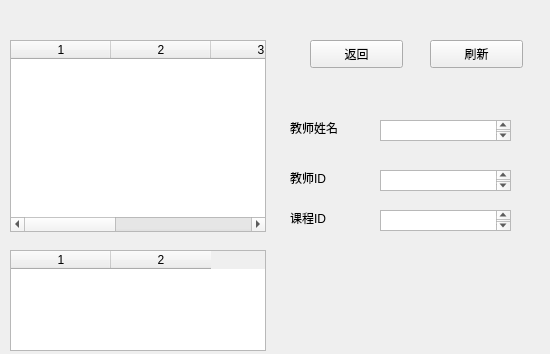
Before: the Qt Designer form tea.ui in Mattie0000001/C-HomeworkManager, drawn with Qt 5.
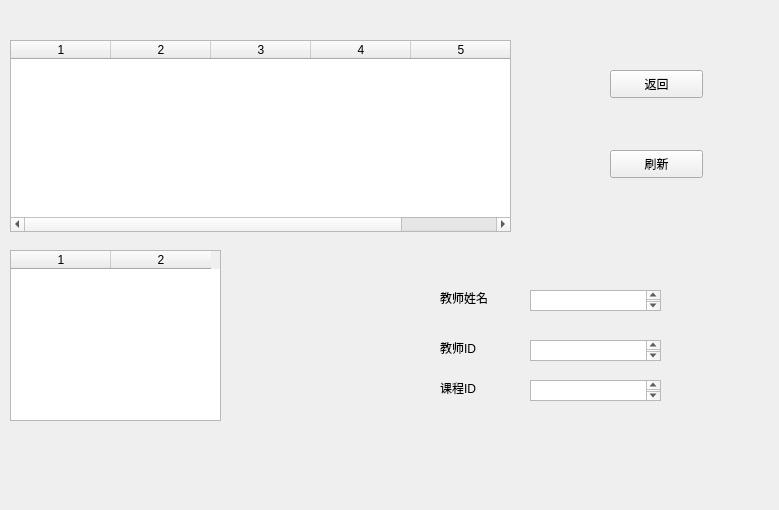
After: the same form once the commit is applied.

```diff
--- a/tea.ui
+++ b/tea.ui
@@ -6,8 +6,8 @@
    <rect>
     <x>0</x>
     <y>0</y>
-    <width>550</width>
-    <height>354</height>
+    <width>779</width>
+    <height>510</height>
    </rect>
   </property>
   <property name="windowTitle">
@@ -16,8 +16,8 @@
   <widget class="QPushButton" name="pushButton">
    <property name="geometry">
     <rect>
-     <x>310</x>
-     <y>40</y>
+     <x>610</x>
+     <y>70</y>
      <width>93</width>
      <height>28</height>
     </rect>
@@ -29,8 +29,8 @@
   <widget class="QPushButton" name="pushButton_2">
    <property name="geometry">
     <rect>
-     <x>430</x>
-     <y>40</y>
+     <x>610</x>
+     <y>150</y>
      <width>93</width>
      <height>28</height>
     </rect>
@@ -42,8 +42,8 @@
   <widget class="QLabel" name="label">
    <property name="geometry">
     <rect>
-     <x>290</x>
-     <y>120</y>
+     <x>440</x>
+     <y>290</y>
      <width>72</width>
      <height>15</height>
     </rect>
@@ -55,8 +55,8 @@
   <widget class="QLabel" name="label_2">
    <property name="geometry">
     <rect>
-     <x>290</x>
-     <y>170</y>
+     <x>440</x>
+     <y>340</y>
      <width>72</width>
      <height>15</height>
     </rect>
@@ -68,8 +68,8 @@
   <widget class="QLabel" name="label_3">
    <property name="geometry">
     <rect>
-     <x>290</x>
-     <y>210</y>
+     <x>440</x>
+     <y>380</y>
      <width>72</width>
      <height>15</height>
     </rect>
@@ -81,8 +81,8 @@
   <widget class="QTextEdit" name="textEdit">
    <property name="geometry">
     <rect>
-     <x>380</x>
-     <y>120</y>
+     <x>530</x>
+     <y>290</y>
      <width>131</width>
      <height>21</height>
     </rect>
@@ -91,8 +91,8 @@
   <widget class="QTextEdit" name="textEdit_2">
    <property name="geometry">
     <rect>
-     <x>380</x>
-     <y>170</y>
+     <x>530</x>
+     <y>340</y>
      <width>131</width>
      <height>21</height>
     </rect>
@@ -101,8 +101,8 @@
   <widget class="QTextEdit" name="textEdit_3">
    <property name="geometry">
     <rect>
-     <x>380</x>
-     <y>210</y>
+     <x>530</x>
+     <y>380</y>
      <width>131</width>
      <height>21</height>
     </rect>
@@ -113,7 +113,7 @@
     <rect>
      <x>10</x>
      <y>40</y>
-     <width>256</width>
+     <width>501</width>
      <height>192</height>
     </rect>
    </property>
@@ -131,8 +131,8 @@
     <rect>
      <x>10</x>
      <y>250</y>
-     <width>256</width>
-     <height>101</height>
+     <width>211</width>
+     <height>171</height>
     </rect>
    </property>
    <property name="columnCount">
```
